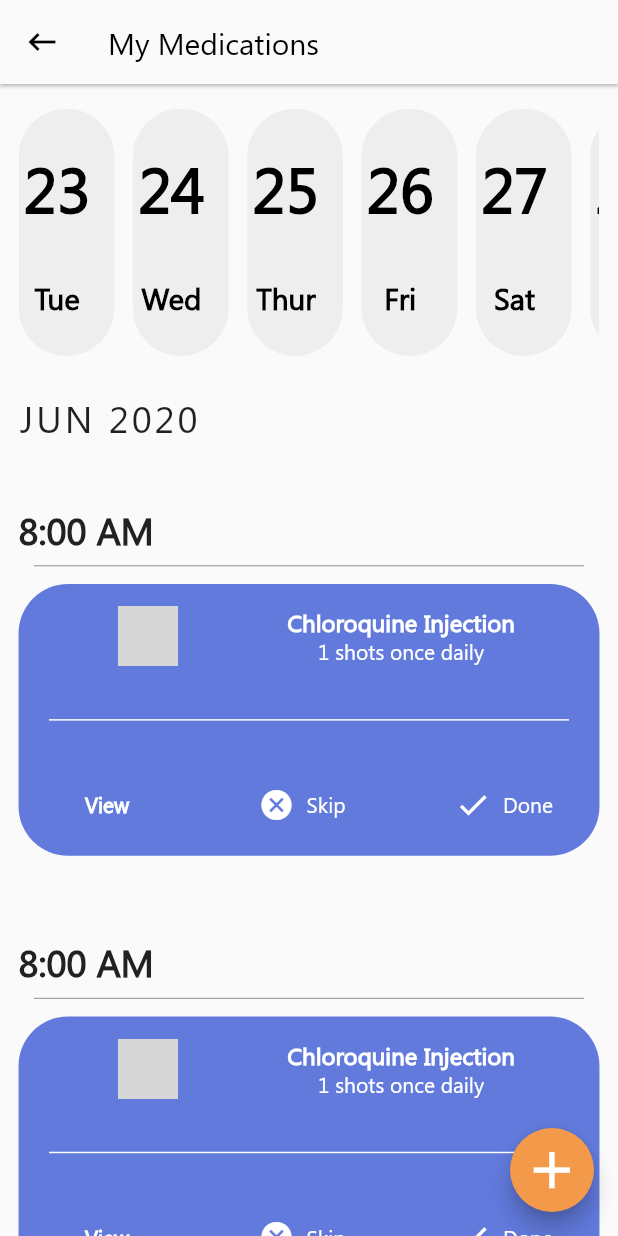
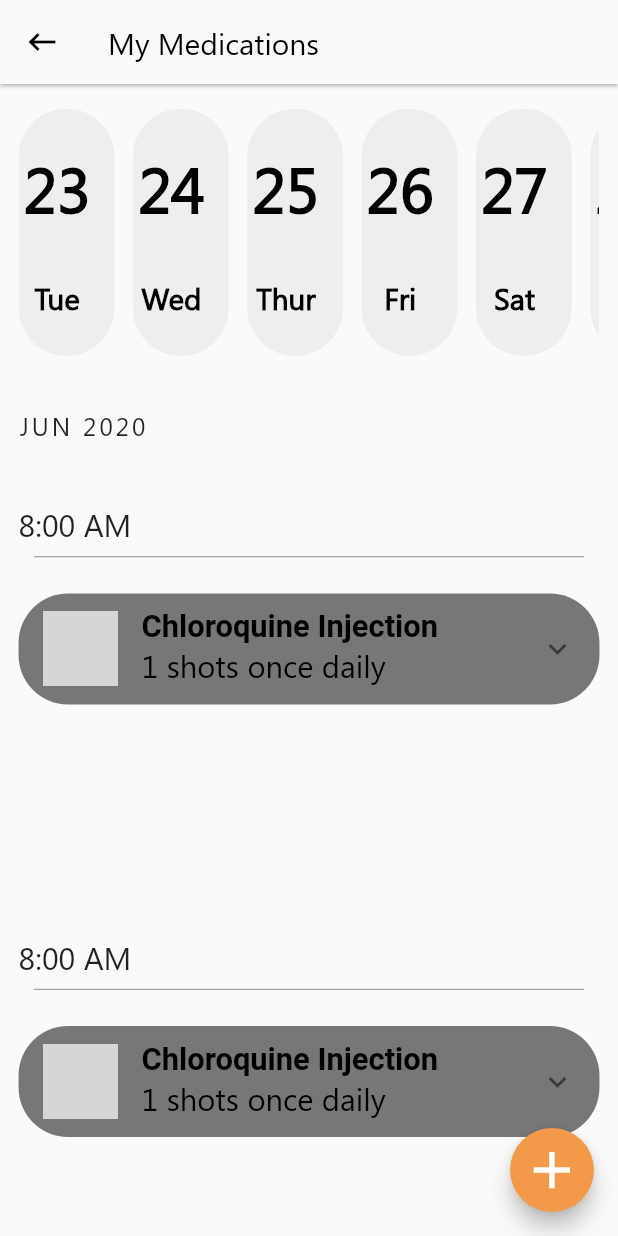
Before and after one commit to Crazelu/medbuzz2.0, a Flutter app: the MedicationScreen screen opened directly, on a phone screen of 412 x 824 dp. Run offline on Flutter 3.47's test engine with Material 2 defaults, Android fonts, the phone set to English and light mode, and no system bars; our stand-ins replace font_awesome_flutter, scrollable_positioned_list, table_calendar; missing offline and left inert: bubbled_navigation_bar, date_util; grey boxes are pictures that could not be loaded.

Commit message:
medication reminder screen updated

```diff
--- a/lib/ui/views/medication_reminders/all_medications_reminder_screen.dart
+++ b/lib/ui/views/medication_reminders/all_medications_reminder_screen.dart
@@ -3,7 +3,6 @@ import 'package:flutter/material.dart';
 import 'package:provider/provider.dart';
 
 import 'all_medications_reminder_model.dart';
-
 
 class MedicationScreen extends StatefulWidget {
   @override
@@ -26,7 +25,10 @@ class _MedicationScreenState extends State<MedicationScreen> {
   }
 
   bool isVisible = true;
+  bool isExpanded = false;
   ScrollController controller = ScrollController();
+  var _color = Colors.grey;
+  var _height = 80;
   @override
   Widget build(BuildContext context) {
     var model = Provider.of<MedicationsSchedulesModel>(context);
@@ -119,7 +121,7 @@ class _MedicationScreenState extends State<MedicationScreen> {
                         'JUN 2020',
                         style: TextStyle(
                             letterSpacing: 2,
-                            fontSize: Config.textSize(context, 6)),
+                            fontSize: Config.textSize(context, 4)),
                       ),
                     ],
                   ),
@@ -127,6 +129,7 @@ class _MedicationScreenState extends State<MedicationScreen> {
 
                 SizedBox(height: Config.yMargin(context, 5)),
                 //Here the already saved reminders will be loaded dynamically
+
                 FitnessCard(),
                 FitnessCard(),
                 FitnessCard(),
@@ -190,10 +193,33 @@ class CustomDateButton extends StatelessWidget {
     );
   }
 }
+//class MyExpand extends StatelessWidget {
+//  var _color = Colors.grey;
+//  var _height = 80.0;
+//  @override
+//  Widget build(BuildContext context) {
+//    var model = Provider.of<MedicationsSchedulesModel>(context);
+//    return GestureDetector(
+//      onTap: model.animateContainer(),
+//      child: Container(
+//        padding: EdgeInsets.all(10),
+//        child: Column(
+//          mainAxisAlignment: MainAxisAlignment.start,
+//          children: <Widget>[
+//            AnimatedContainer(duration: Duration(seconds: 1),
+//            color: _color,
+//            height: _height)
+//          ],
+//        ),
+//      ),
+//    );
+//  }
+//}
 
 class FitnessCard extends StatelessWidget {
   @override
   Widget build(BuildContext context) {
+    var model = Provider.of<MedicationsSchedulesModel>(context);
     double height = MediaQuery.of(context).size.height;
     double width = MediaQuery.of(context).size.width;
     return Container(
@@ -207,82 +233,103 @@ class FitnessCard extends StatelessWidget {
             mainAxisAlignment: MainAxisAlignment.start,
             crossAxisAlignment: CrossAxisAlignment.start,
             children: [
-              Text("8:00 AM", style: TextStyle(fontWeight: FontWeight.bold, fontSize: Config.textSize(context, 6)),),
+              Text(
+                "8:00 AM",
+                style: TextStyle(fontSize: Config.textSize(context, 5)),
+              ),
               Divider(
                   thickness: 0.7,
                   color: Theme.of(context).primaryColorDark.withOpacity(.4),
                   indent: Config.xMargin(context, 2.5),
                   endIndent: Config.xMargin(context, 2.5)),
-              SizedBox(height: Config.yMargin(context, .5)),
+              SizedBox(height: Config.yMargin(context, 2)),
               Container(
-                padding: EdgeInsets.all(10),
                 width: width,
-                height: height * .22,
                 decoration: BoxDecoration(
-                  color:Theme.of(context).primaryColor,
+                  color: Theme.of(context).hintColor,
                   borderRadius:
                       BorderRadius.circular(Config.xMargin(context, 8)),
                 ),
-                child: Stack(
+                child: ClipRRect(
+                  borderRadius: BorderRadius.circular(20),
+                  child: ExpansionTile(
+                    title: Text(
+                      "Chloroquine Injection",
+                      style: TextStyle(
+                          fontSize: Config.textSize(context, 5),
+                          fontWeight: FontWeight.bold,
+                          color: model.isExpanded
+                              ? Theme.of(context).primaryColorLight
+                              : Theme.of(context).primaryColorDark),
+                    ),
+                    leading: Image.asset(
+                      "images/injection.png",
+                      color: Theme.of(context).primaryColorLight,
+                      width: 50,
+                      height: 50,
+                    ),
+                    subtitle: Text("1 shots once daily",
+                        style: TextStyle(
+                            fontSize: Config.textSize(context, 5),
+                            color: model.isExpanded
+                                ? Theme.of(context).primaryColorLight
+                                : Theme.of(context).primaryColorDark)),
+                    backgroundColor: model.isExpanded
+                        ? Theme.of(context).hintColor
+                        : Theme.of(context).primaryColor,
                     children: <Widget>[
+                      Divider(
+                          thickness: 1,
+                          color: Theme.of(context).primaryColorLight,
+                          indent: Config.xMargin(context, 2.0),
+                          endIndent: Config.xMargin(context, 2.0)),
                       Padding(
-                      padding: const EdgeInsets.only(top: 5.0, right: 10, left: 20),
+                        padding: EdgeInsets.all(3),
                         child: Row(
-
-                        crossAxisAlignment: CrossAxisAlignment.start,
-                        mainAxisAlignment: MainAxisAlignment.spaceAround,
                           children: <Widget>[
-                          Image.asset("images/syringe.png", color:Theme.of(context).primaryColorLight, width: 40, height: 40,),
-                          Column(
-                            mainAxisAlignment: MainAxisAlignment.start,
-                            children: <Widget>[
-                              Text("Chloroquine Injection", style: TextStyle(fontSize: 16.0, color: Theme.of(context).primaryColorLight, fontWeight: FontWeight.bold),),
-                              Text("1 shots once daily", style:TextStyle( color: Theme.of(context).primaryColorLight),),
-                            ],
-                          ),
-                        ],
+                            FlatButton(
+                              onPressed: () {},
+                              child: Text(
+                                "View",
+                                style: TextStyle(
+                                    fontSize: Config.textSize(context, 5),
+                                    color: Theme.of(context).primaryColorLight),
                               ),
                             ),
-                    Positioned(
-                      child: Divider(
-                        height: 200,
-                          thickness: 1,
-                          color: Theme.of(context).primaryColorLight,
-                          indent: Config.xMargin(context, 2.5),
-                          endIndent: Config.xMargin(context, 2.5)),
-                    ),
-                    Positioned(
-                      bottom: 0,
-                      right: 5,
-                      left: 5,
-                      child: Row(
-                        crossAxisAlignment: CrossAxisAlignment.start,
-                        mainAxisAlignment: MainAxisAlignment.spaceBetween,
-                        children: <Widget>[
-                          FlatButton(onPressed: null, child: Text("View", style:TextStyle( color: Theme.of(context).primaryColorLight, fontWeight: FontWeight.bold),)),
                             FlatButton.icon(
                               onPressed: () {},
                               icon: Icon(
                                 Icons.cancel,
                                 color: Theme.of(context).primaryColorLight,
                               ),
-                              label: Text("Skip",
-                                  style: TextStyle(color: Theme.of(context).primaryColorLight))),
+                              label: Text(
+                                "Skip",
+                                style: TextStyle(
+                                    fontSize: Config.textSize(context, 5),
+                                    color: Theme.of(context).primaryColorLight),
+                              ),
+                            ),
                             FlatButton.icon(
                               onPressed: () {},
                               icon: Icon(
                                 Icons.check,
                                 color: Theme.of(context).primaryColorLight,
                               ),
-                              label: Text("Done",
-                                  style: TextStyle(color: Theme.of(context).primaryColorLight)))
-                        ],
+                              label: Text(
+                                "Done",
+                                style: TextStyle(
+                                  fontSize: Config.textSize(context, 5),
+                                    color: Theme.of(context).primaryColorLight),
                               ),
-                    )
+                            ),
                           ],
                         ),
                       ),
-
+                    ],
+                    onExpansionChanged: (changed){ model.expandTile(changed); }
+                  ),
+                ),
+              ),
             ]),
       ),
     );
```
Lines whose indentation alone changed are shown as unchanged.
